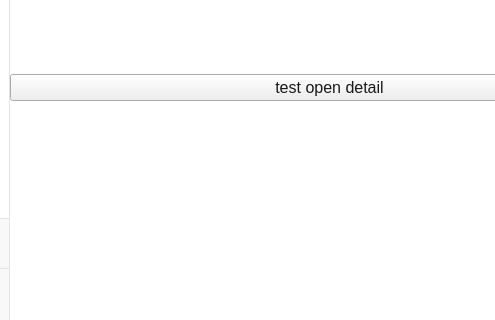
Gitnoter/vemoria2, file src/gui/mainwindow.ui: the form before one commit; both pictures show x 240 to 735 and y 402 to 722 of the 1189 by 722 pixel window.
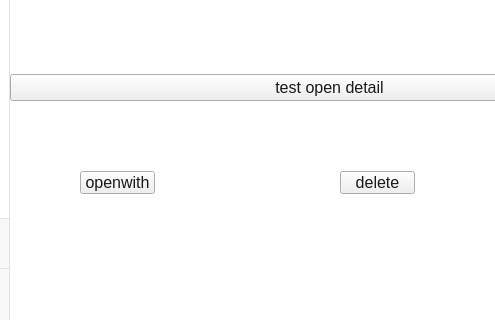
The form after the commit. Icons and pictures are not drawn.

Commit message: add delete function and rework open with

Patch:
```diff
--- a/src/gui/mainwindow.ui
+++ b/src/gui/mainwindow.ui
@@ -1400,6 +1400,39 @@
            </property>
           </widget>
          </item>
+         <item row="3" column="0">
+          <widget class="QGroupBox" name="groupBox_10">
+           <property name="title">
+            <string/>
+           </property>
+           <widget class="QPushButton" name="pushButton_3">
+            <property name="geometry">
+             <rect>
+              <x>70</x>
+              <y>70</y>
+              <width>75</width>
+              <height>23</height>
+             </rect>
+            </property>
+            <property name="text">
+             <string>openwith</string>
+            </property>
+           </widget>
+           <widget class="QPushButton" name="pushButton_4">
+            <property name="geometry">
+             <rect>
+              <x>330</x>
+              <y>70</y>
+              <width>75</width>
+              <height>23</height>
+             </rect>
+            </property>
+            <property name="text">
+             <string>delete</string>
+            </property>
+           </widget>
+          </widget>
+         </item>
         </layout>
        </widget>
       </item>
```
Left out of the diff: 27 changed lines with no effect on the pictures. The commit also changes 3 other files.
